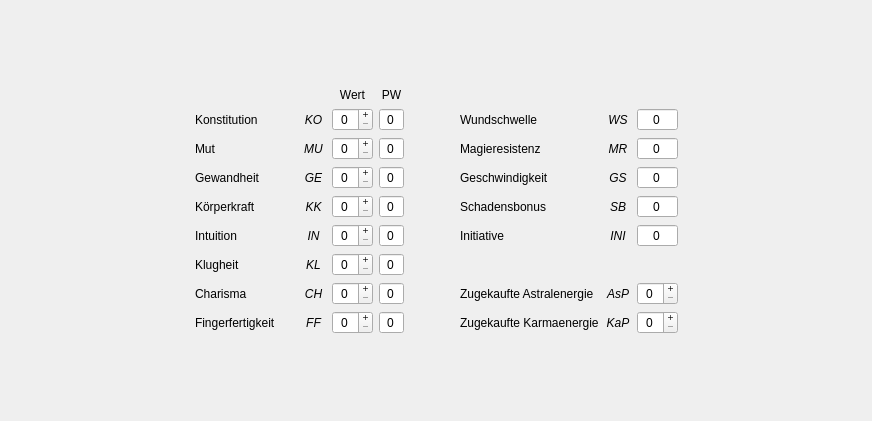
This is UI/CharakterAttribute.ui in Aeolitus/Sephrasto as Qt 5 draws it before an edit. The edited form follows.
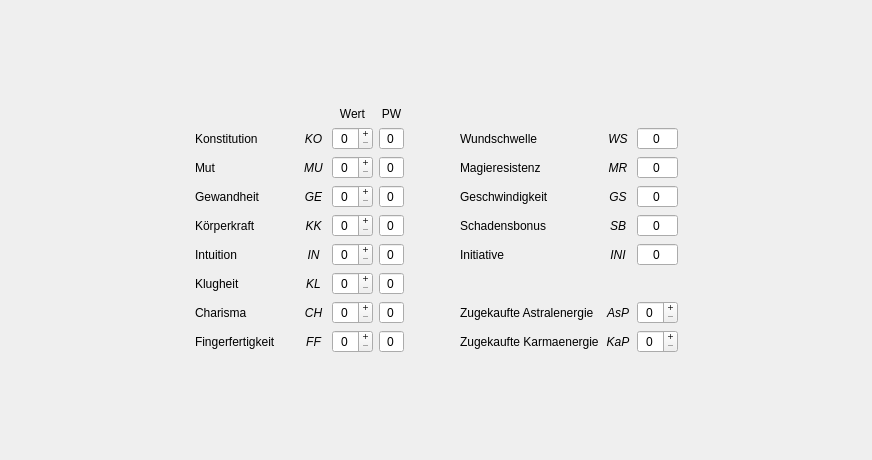
This is the edited form.

Patch:
```diff
--- a/UI/CharakterAttribute.ui
+++ b/UI/CharakterAttribute.ui
@@ -7,7 +7,7 @@
     <x>0</x>
     <y>0</y>
     <width>872</width>
-    <height>421</height>
+    <height>460</height>
    </rect>
   </property>
   <property name="windowTitle">
```
